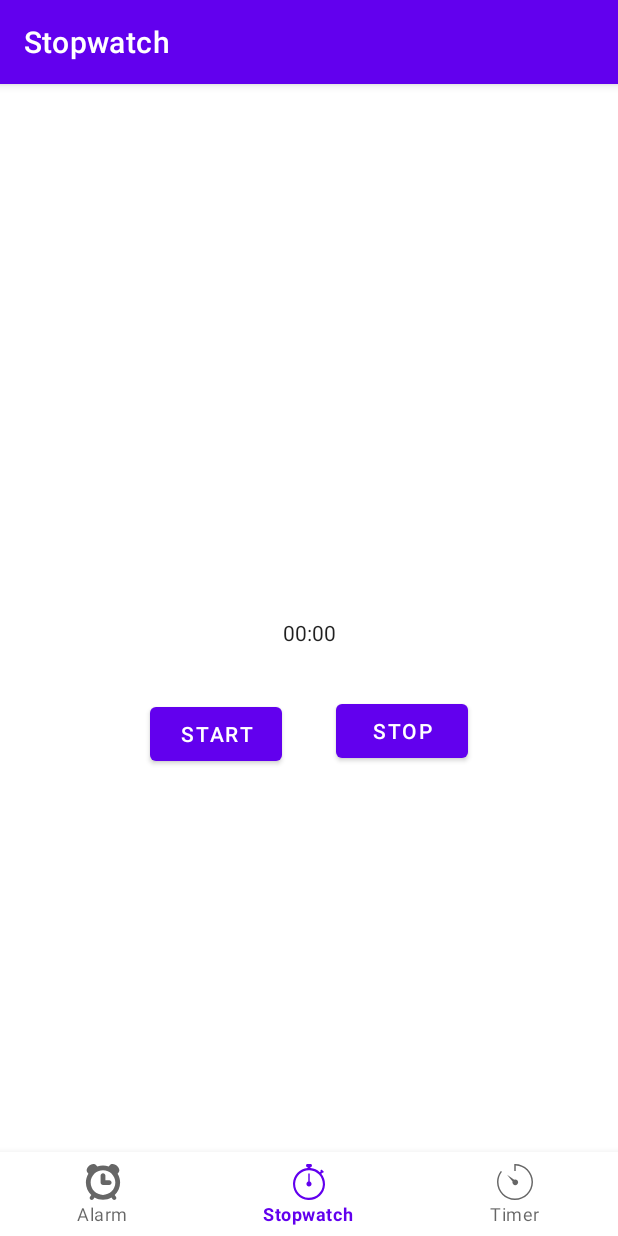
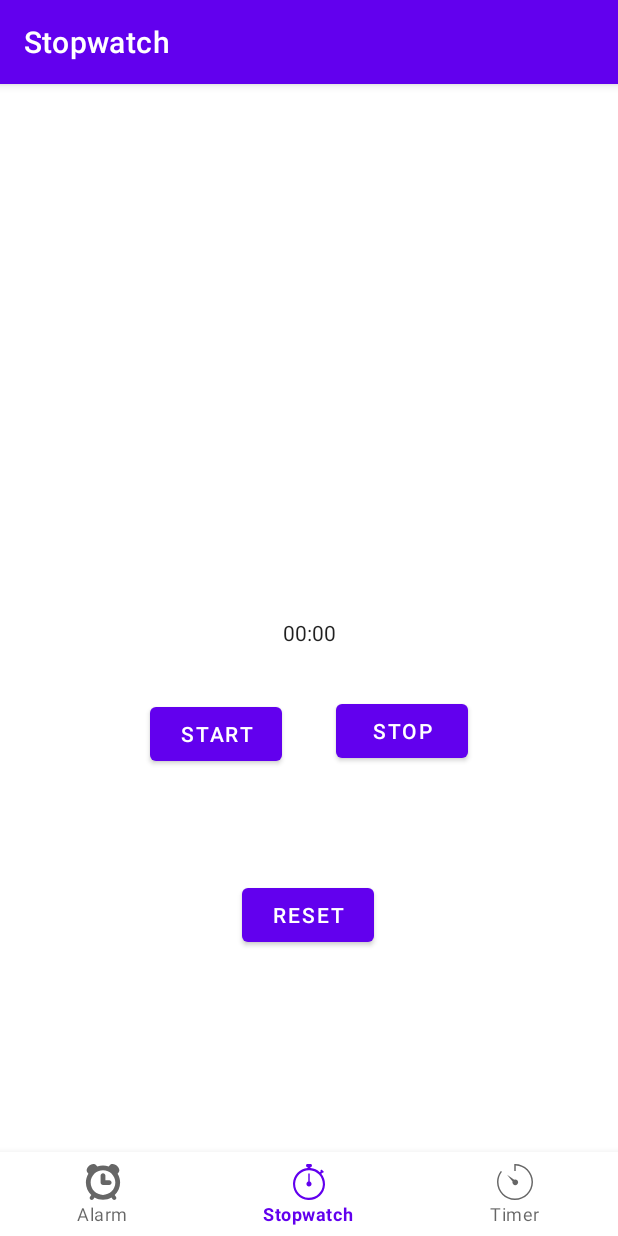
Before and after one commit to RennSter20/TimeManager, an Android app: the StopwatchFragment screen opened through its navigation route, on a phone screen of 412 x 824 dp. Run offline under Robolectric (Android 15) with nearby library versions, the phone set to English and light mode, and no system bars; our stand-ins replace navigation-ui.

Commit message:
Added working reset button.

```diff
--- a/app/src/main/java/com/example/timemngr/ui/stopwatch/StopwatchFragment.kt
+++ b/app/src/main/java/com/example/timemngr/ui/stopwatch/StopwatchFragment.kt
@@ -15,7 +15,6 @@ import androidx.fragment.app.Fragment
 import androidx.lifecycle.ViewModelProvider
 import com.example.timemngr.R
 import com.example.timemngr.databinding.FragmentStopwatchBinding
-import com.google.android.material.snackbar.Snackbar
 
 
 class StopwatchFragment : Fragment() {
@@ -54,6 +53,7 @@ class StopwatchFragment : Fragment() {
 
         var startStopwatch: Button = requireView().findViewById(R.id.startStopwatch)
         var stopStopwatch:Button = requireView().findViewById(R.id.stopStopwatch)
+        var resetStopwatch:Button = requireView().findViewById(R.id.resetStopwatch)
 
         var pauseOffset:Long = 0
         var running = false
@@ -85,6 +85,13 @@ class StopwatchFragment : Fragment() {
             }
         }
 
+        resetStopwatch.setOnClickListener(){
+            stopwatch.stop()
+            stopwatch.base = SystemClock.elapsedRealtime()
+            pauseOffset = 0
+            running = false
+        }
+
     }
 
     override fun onDestroyView() {
--- a/app/src/main/res/layout/fragment_stopwatch.xml
+++ b/app/src/main/res/layout/fragment_stopwatch.xml
@@ -40,4 +40,16 @@
         app:layout_constraintEnd_toEndOf="parent"
         app:layout_constraintTop_toBottomOf="@+id/chronometer2" />
 
+    <Button
+        android:id="@+id/resetStopwatch"
+        android:layout_width="wrap_content"
+        android:layout_height="wrap_content"
+        android:text="reset"
+        app:layout_constraintBottom_toBottomOf="parent"
+        app:layout_constraintEnd_toEndOf="parent"
+        app:layout_constraintHorizontal_bias="0.498"
+        app:layout_constraintStart_toStartOf="parent"
+        app:layout_constraintTop_toTopOf="parent"
+        app:layout_constraintVertical_bias="0.714" />
+
 </androidx.constraintlayout.widget.ConstraintLayout>
```
